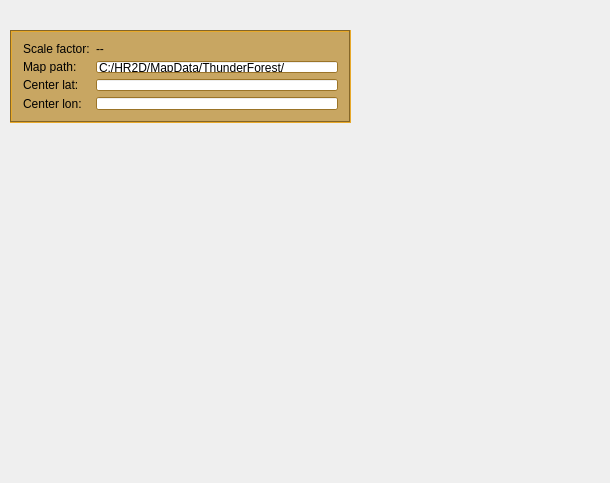
The window that mainwindow.ui (kimphg/MapSample) describes before a commit, drawn with Qt 5.
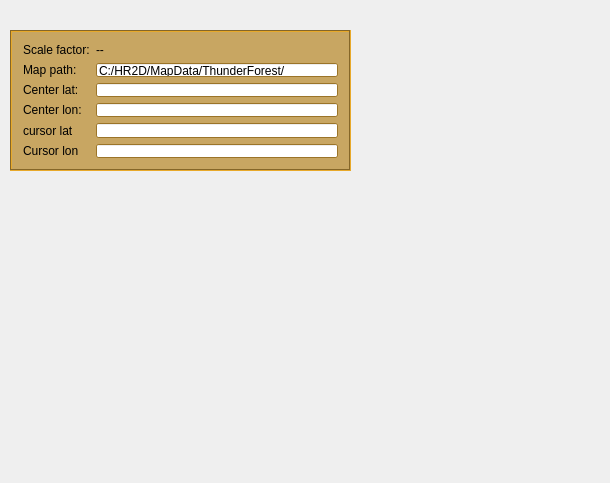
The same window after the commit.

Commit message:
Phương
Thêm zoom, pan, hiển thị tọa độ.

What changed in the file:
```diff
--- a/mainwindow.ui
+++ b/mainwindow.ui
@@ -20,7 +20,7 @@
       <x>10</x>
       <y>30</y>
       <width>341</width>
-      <height>93</height>
+      <height>141</height>
      </rect>
     </property>
     <property name="palette">
@@ -504,6 +504,34 @@
        </property>
       </widget>
      </item>
+     <item row="4" column="0">
+      <widget class="QLabel" name="label_5">
+       <property name="text">
+        <string>cursor lat</string>
+       </property>
+      </widget>
+     </item>
+     <item row="5" column="0">
+      <widget class="QLabel" name="label_6">
+       <property name="text">
+        <string>Cursor lon</string>
+       </property>
+      </widget>
+     </item>
+     <item row="4" column="1">
+      <widget class="QLineEdit" name="lineEdit_cursor_lat">
+       <property name="text">
+        <string/>
+       </property>
+      </widget>
+     </item>
+     <item row="5" column="1">
+      <widget class="QLineEdit" name="lineEdit_cursor_lon">
+       <property name="text">
+        <string/>
+       </property>
+      </widget>
+     </item>
     </layout>
    </widget>
   </widget>
```
The commit also changes 2 other files.
